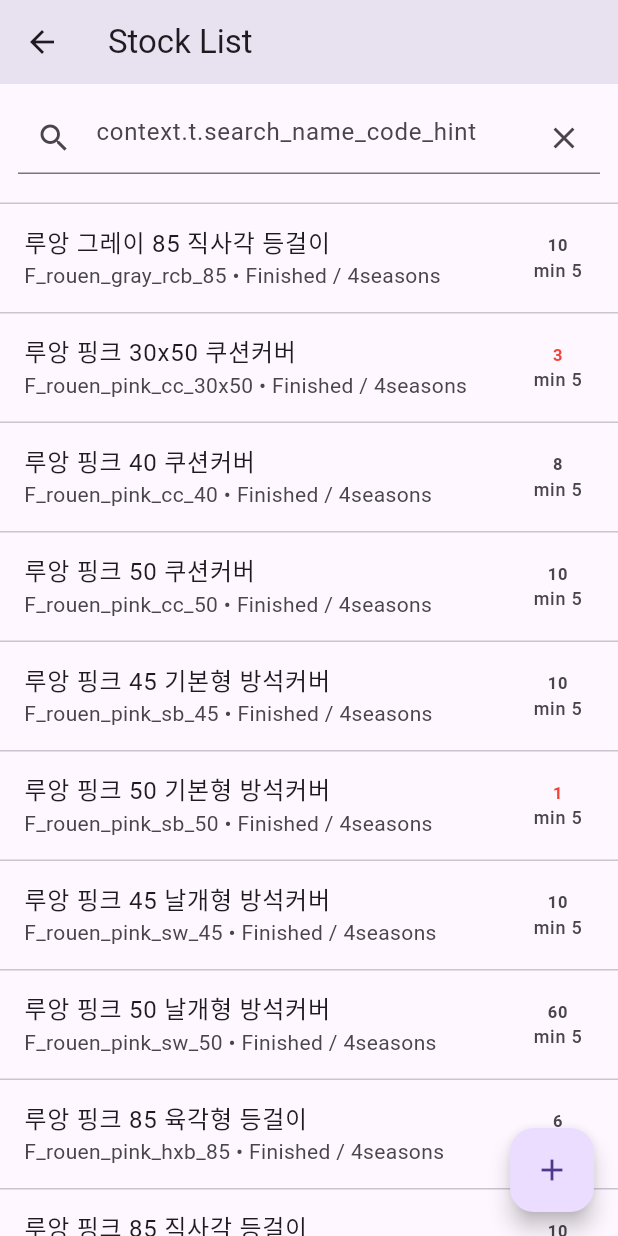
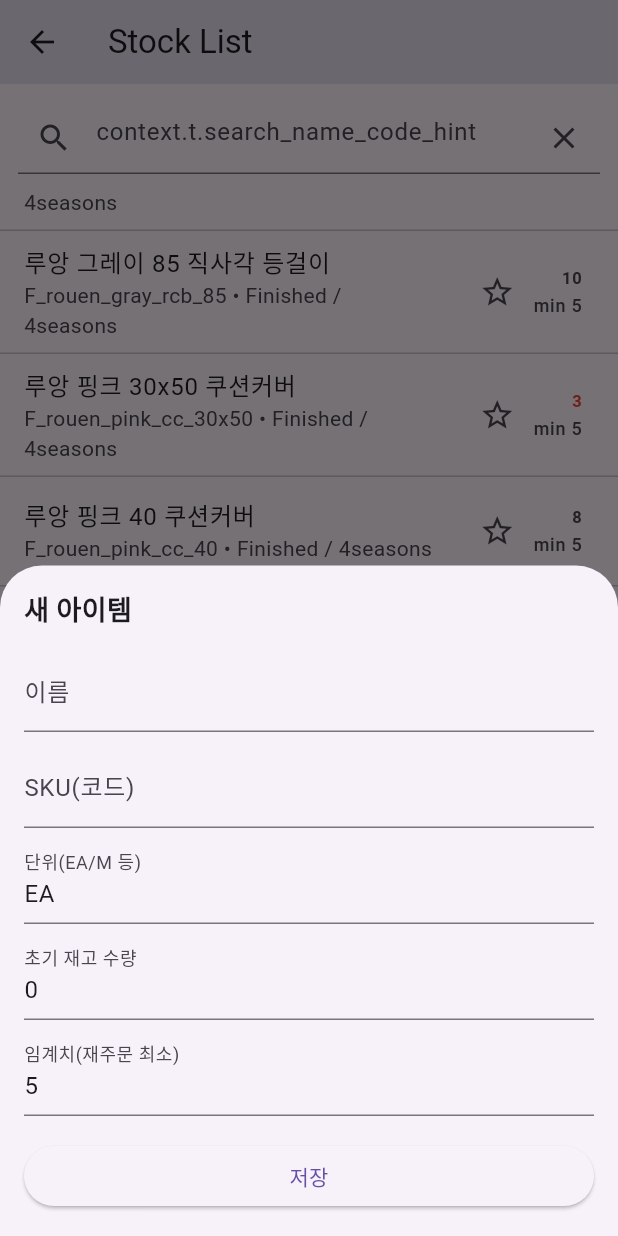
Before and after one commit to bluefoginthecup/stock_mvp_app, a Flutter app: the StockListScreen screen opened directly, scrolled down 576 dp, after a tap on the "add" icon, on a phone screen of 412 x 824 dp. Run offline on Flutter 3.47's test engine with Material 3 defaults, Android fonts, the phone set to English and light mode, and no system bars; our stand-ins replace drift, image_picker, reorderable_grid_view, share_plus, shared_preferences; missing offline and left inert: google_mlkit_text_recognition; accounts and stored records are empty; generated files the repository leaves out were written again; statements that could not run were skipped.

Commit message:
251118 스톡브라우저 즐겨찾기 추가중(1)

```diff
--- a/lib/src/app/main_tab_screen.dart
+++ b/lib/src/app/main_tab_screen.dart
@@ -8,7 +8,6 @@ import 'package:stockapp_mvp/src/screens/txns/txn_list_screen.dart';
 import 'package:stockapp_mvp/src/screens/works/work_list_screen.dart';
 import 'package:stockapp_mvp/src/screens/purchases/purchase_list_screen.dart';
 import 'package:stockapp_mvp/src/screens/purchases/purchase_detail_screen.dart';
-import 'package:stockapp_mvp/src/screens/settings/language_settings_screen.dart';
 
 import 'package:stockapp_mvp/src/repos/inmem_repo.dart';
 import 'main_tab_controller.dart';
--- a/lib/src/models/drag_data.dart
+++ b/lib/src/models/drag_data.dart
@@ -1,5 +1,5 @@
 import '../repos/repo_interfaces.dart'; // EntityKind 사용
-import '../repos/inmem_repo.dart';
+
 
 class DragData {
   final EntityKind kind;        // item or folder
--- a/lib/src/repos/drift_unified_repo.dart
+++ b/lib/src/repos/drift_unified_repo.dart
@@ -328,6 +328,29 @@ class DriftUnifiedRepo extends ChangeNotifier
     _itemsById.remove(id);
     _stockCache.remove(id);
 
+  }
+
+  /// 아이템 즐겨찾기 추가
+  Future<void> toggleFavorite(String itemId, bool value) async {
+    await (db.update(db.items)
+      ..where((t) => t.id.equals(itemId)))
+        .write(ItemsCompanion(isFavorite: Value(value)));
+  }
+
+  @override
+  Stream<List<Item>> watchItems({String? keyword}) {
+    final q = db.select(db.items);
+    if (keyword != null && keyword.isNotEmpty) {
+      // name/sku LIKE 검색 예시
+      final like = '%${keyword.replaceAll('%', r'\%')}%';
+      q.where((t) => t.name.like(like) | t.sku.like(like));
+    }
+    // 생성된 확장 메서드 r.toDomain() 사용
+        return q.watch().map((rows) {
+          final list = rows.map((r) => r.toDomain()).toList();
+          _cacheItems(list); // 선택: 캐시 최신화
+          return list;
+        });
   }
 
 
--- a/lib/src/screens/orders/order_from_cart.dart
+++ b/lib/src/screens/orders/order_from_cart.dart
@@ -3,7 +3,6 @@ import 'package:provider/provider.dart';
 import '../../ui/common/ui.dart';
 import '../../models/order.dart';
 import '../../repos/repo_interfaces.dart';
-import '../../services/order_planning_service.dart';
 import '../../providers/cart_manager.dart'; // CartManager 경로에 맞게
 import 'order_form_screen.dart';
 
--- a/lib/src/screens/purchases/purchase_line_full_edit_screen.dart
+++ b/lib/src/screens/purchases/purchase_line_full_edit_screen.dart
@@ -1,5 +1,4 @@
-import 'package:flutter/material.dart';
-import 'package:provider/provider.dart';
+
 import 'package:uuid/uuid.dart';
 
 import '../../models/purchase_line.dart';
--- a/lib/src/screens/purchases/purchase_order_full_edit_screen.dart
+++ b/lib/src/screens/purchases/purchase_order_full_edit_screen.dart
@@ -1,5 +1,4 @@
 import 'package:flutter/material.dart';
-import 'package:provider/provider.dart';
 
 import '../../models/purchase_order.dart';
 import '../../repos/repo_interfaces.dart';
--- a/lib/src/screens/stock/stock_item_detail_screen.dart
+++ b/lib/src/screens/stock/stock_item_detail_screen.dart
@@ -17,7 +17,6 @@ import 'stock_item_edit_sheet.dart';
 import 'stock_item_full_edit_screen.dart';
 import 'widgets/item_meta_overview.dart';
 import '../../ui/common/qty_set_sheet.dart';
-import 'stock_inout_dialog.dart';
 import '../../ui/common/inout_flow.dart';
 
 import '../../dev/bom_debug.dart';             // 콘솔 덤프 유틸
--- a/lib/src/screens/stock/stock_list_screen.dart
+++ b/lib/src/screens/stock/stock_list_screen.dart
@@ -1,11 +1,11 @@
 
 import 'package:provider/provider.dart';
-import '../../repos/repo_interfaces.dart';
+
+import '../../repos/drift_unified_repo.dart';     // ⬅️ Drift 구현체 직접 사용
 import '../../models/item.dart';
 import 'stock_new_item_sheet.dart';
 import '../txns/adjust_form.dart';
 import '../../ui/common/ui.dart';
-import 'package:stockapp_mvp/src/repos/inmem_repo.dart';
 
 class StockListScreen extends StatefulWidget {
   const StockListScreen({super.key});
@@ -18,9 +18,10 @@ class _StockListScreenState extends State<StockListScreen> {
   final _kw = TextEditingController();
 
   @override
-  Widget build(BuildContext context) {
-    final repo = context.read<ItemRepo>();
-    context.watch<InMemoryRepo>(); // 🔔 재고 변경 시 화면 리빌드 트리거
+  Widget build(BuildContext context ) {
+    // ⬇️ DriftUnifiedRepo 직접 사용 (ItemRepo로 선언하지 않음)
+    final drift = context.read<DriftUnifiedRepo>();
+
     return Scaffold(
       appBar: AppBar(title: Text(context.t.stock_list_title)),
       body: Column(
@@ -32,17 +33,23 @@ class _StockListScreenState extends State<StockListScreen> {
               decoration: InputDecoration(
                 hintText: 'context.t.search_name_code_hint',
                 prefixIcon: const Icon(Icons.search),
-                suffixIcon: IconButton(icon: const Icon(Icons.clear), onPressed: () { _kw.clear(); setState(() {}); }),
+                suffixIcon: IconButton(
+                  icon: const Icon(Icons.clear),
+                  onPressed: () { _kw.clear(); setState(() {}); },
+                ),
               ),
               onChanged: (_) => setState(() {}),
             ),
           ),
           Expanded(
-            child: FutureBuilder(
-              future: repo.listItems(keyword: _kw.text),
+            // ⬇️ Drift의 watchItems 스트림으로 즉시 반영
+            child: StreamBuilder<List<Item>>(
+              stream: drift.watchItems(keyword: _kw.text),
               builder: (context, snap) {
                 final items = (snap.data ?? <Item>[]);
-                if (items.isEmpty) return Center(child: Text(context.t.stock_list_empty_hint));
+                if (items.isEmpty) {
+                  return Center(child: Text(context.t.stock_list_empty_hint));
+                }
                 return ListView.separated(
                   itemCount: items.length,
                   separatorBuilder: (_, __) => const Divider(height: 1),
@@ -51,15 +58,46 @@ class _StockListScreenState extends State<StockListScreen> {
                     final low = it.qty <= it.minQty;
                     return ListTile(
                       title: Text(it.name),
-                      subtitle: Text('${it.sku} • ${it.folder}${it.subfolder!=null?' / ${it.subfolder}':''}'),
-                      trailing: Column(
-                        mainAxisAlignment: MainAxisAlignment.center,
+                      subtitle: Text(
+                        '${it.sku} • ${it.folder}${it.subfolder!=null ? ' / ${it.subfolder}' : ''}',
+                      ),
+                      trailing: Row(
+                        mainAxisSize: MainAxisSize.min,
                         children: [
-                          Text('${it.qty}', style: TextStyle(fontWeight: FontWeight.bold, color: low ? Colors.red : null)),
-                          Text('min ${it.minQty}', style: TextStyle(fontSize: 12)),
+                          // ⭐ 즐겨찾기 토글
+                          IconButton(
+                            tooltip: '즐겨찾기',
+                            icon: Icon(
+                              it.isFavorite ? Icons.star : Icons.star_border,
+                              color: it.isFavorite ? Colors.amber : null,
+                            ),
+                            onPressed: () async {
+                              await drift.toggleFavorite(it.id, !it.isFavorite);
+                            },
+                          ),
+                          // 수량 표시
+                          Column(
+                            mainAxisAlignment: MainAxisAlignment.center,
+                            crossAxisAlignment: CrossAxisAlignment.end,
+                            children: [
+                              Text(
+                                '${it.qty}',
+                                style: TextStyle(
+                                  fontWeight: FontWeight.bold,
+                                  color: low ? Colors.red : null,
+                                ),
+                              ),
+                              const SizedBox(height: 2),
+                              Text('min ${it.minQty}',
+                                  style: const TextStyle(fontSize: 12)),
+                            ],
+                          ),
                         ],
                       ),
-                      onTap: () => showModalBottomSheet(context: context, builder: (_) => AdjustForm(item: it)),
+                      onTap: () => showModalBottomSheet(
+                        context: context,
+                        builder: (_) => AdjustForm(item: it),
+                      ),
                     );
                   },
                 );
@@ -70,35 +108,36 @@ class _StockListScreenState extends State<StockListScreen> {
       ),
       floatingActionButton: FloatingActionButton(
         onPressed: () async {
-          final repo = context.read<InMemoryRepo>();
-
-          // 간단한 기본 경로: 루트(대분류) 첫 번째 폴더에 생성
-          // (원하면 여기서 중/소분류 선택 UI로 확장 가능)
-          final roots = await repo.listFolderChildren(null);
+          // ⬇️ Drift 폴더 API 사용 (InMemoryRepo 제거)
+          final roots = await drift.listFolderChildren(null);
+          List<String> pathIds = [];
           if (roots.isEmpty) {
             // 루트가 없으면 하나 만들어서 사용
-            final root = await repo.createFolderNode(parentId: null, name: 'Root');
-            roots.add(root);
+            final root = await drift.createFolderNode(parentId: null, name: 'Root');
+            pathIds = [root.id];
+          } else {
+            pathIds = [roots.first.id];
           }
-          final path = <String>[roots.first.id]; // 최소 1단계 경로
 
-          // 시트를 띄워 아이템 정보를 입력받음
+          // 새 아이템 입력 시트
           final created = await showModalBottomSheet<Item>(
             context: context,
             isScrollControlled: true,
-            builder: (_) => StockNewItemSheet(pathIds: path),
+            builder: (_) => StockNewItemSheet(pathIds: pathIds),
           );
 
-          // 입력이 완료되면 실제 생성
           if (created != null) {
-            await repo.createItemUnderPath(pathIds: path, item: created);
-            // 리스트 갱신
+            // pathIds → l1/l2/l3로 변환하여 저장
+            final l1 = pathIds.isNotEmpty ? pathIds[0] : null;
+            final l2 = pathIds.length > 1 ? pathIds[1] : null;
+            final l3 = pathIds.length > 2 ? pathIds[2] : null;
+
+            await drift.upsertItemWithPath(created, l1, l2, l3);
             if (mounted) setState(() {});
           }
         },
         child: const Icon(Icons.add),
       ),
-
     );
   }
 }
--- a/lib/src/screens/works/work_list_screen.dart
+++ b/lib/src/screens/works/work_list_screen.dart
@@ -6,7 +6,6 @@ import '../../models/types.dart';
 import 'work_detail_screen.dart';
 import '../../services/inventory_service.dart'; // ✅ 추가
 import 'widgets/work_row.dart';
-import '../../repos/inmem_repo.dart';
 
 //다국어 앱 셋팅
 import '../../ui/common/ui.dart';
--- a/lib/src/services/inventory_service.dart
+++ b/lib/src/services/inventory_service.dart
@@ -3,7 +3,6 @@ import '../repos/repo_interfaces.dart';
 import '../models/types.dart';
 import '../models/state_guard.dart';
 import '../models/purchase_order.dart';   // ✅ 추가: 상태(enum) 사용
-import '../models/purchase_line.dart';   // ✅ 추가: 라인 반복 시 사용
 
 class InventoryService {
   final WorkRepo works;
--- a/lib/src/services/order_planning_service.dart
+++ b/lib/src/services/order_planning_service.dart
@@ -6,8 +6,6 @@ import '../models/types.dart';
 import '../models/order.dart';
 import '../models/txn.dart';
 import '../models/work.dart';
-import '../models/purchase_order.dart';
-import '../models/purchase_line.dart';
 import '../repos/repo_interfaces.dart';
 
 // 🔑 sourceKey 기반 upsert/lookup 확장
```
Also changed, not shown: lib/src/db/app_database.dart (+11 -1 lines), lib/src/screens/stock/stock_browser_screen.dart (+45 -29 lines).
